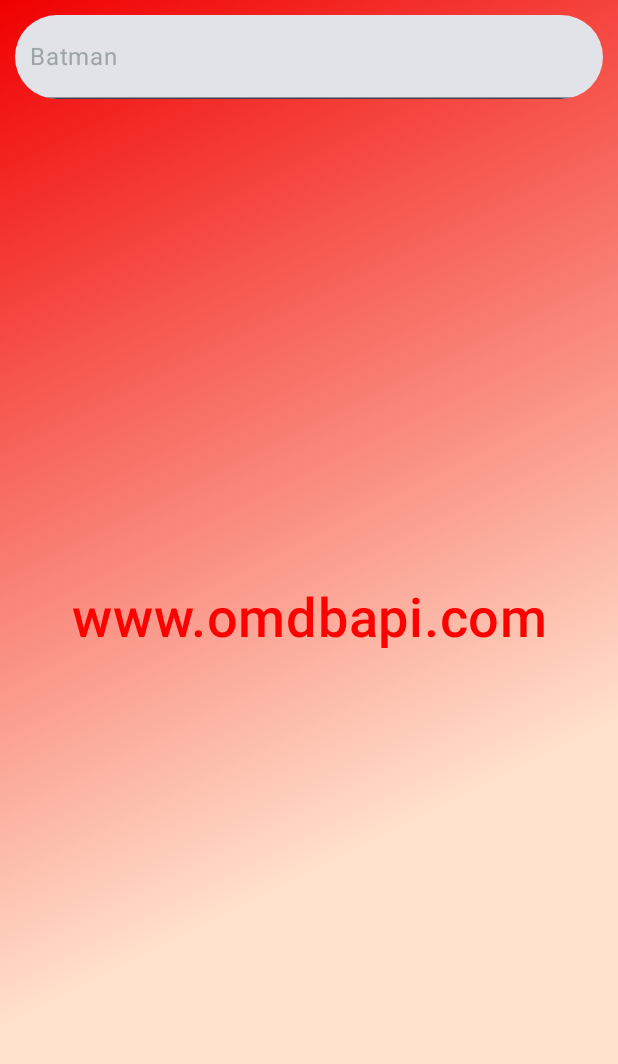
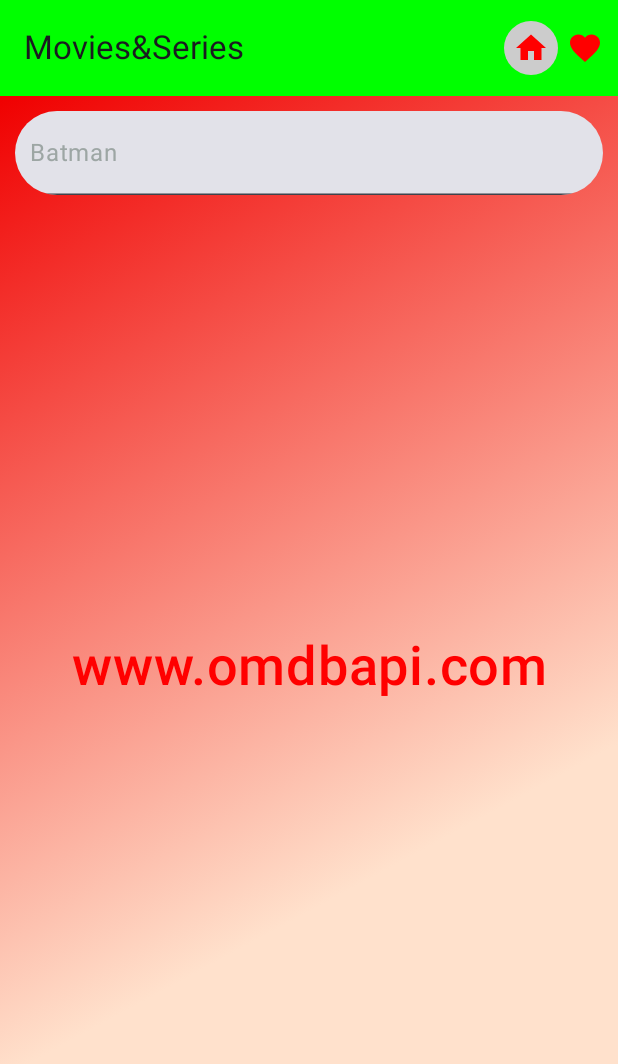
Before and after one commit to YusufAliHCGL/Movies-SeriesApp, an Android app built with Jetpack Compose: the screen it shows after launch (MainActivity), on a phone screen of 412 x 824 dp. Shown: the top 1064 px of the screen. Run offline under Robolectric (Android 15) with nearby library versions, the phone set to English and light mode, and no system bars; our stand-ins replace Dagger/Hilt's generated code.

Commit message:
Application bar added. Favorites screen has been created. Added switching between MoviesScreen and FavoritesScreen.

```diff
--- a/app/src/main/AndroidManifest.xml
+++ b/app/src/main/AndroidManifest.xml
@@ -14,7 +14,7 @@
         android:theme="@style/Theme.MoviesSeriesApp"
         tools:targetApi="31">
         <activity
-            android:name=".presentation.MainActivity"
+            android:name=".presentation.main.MainActivity"
             android:exported="true"
             android:label="@string/app_name"
             android:theme="@style/Theme.MoviesSeriesApp">
--- a/app/src/main/java/com/example/moviesseriesapp/presentation/Screen.kt
+++ b/app/src/main/java/com/example/moviesseriesapp/presentation/Screen.kt
@@ -3,4 +3,5 @@
 sealed class Screen(val route: String) {
     data object MoviesScreen: Screen("movies_screen")
     data object MovieDetailsScreen: Screen("movie_detail_screen")
+    data object FavoritesScreen: Screen("favorites_screen")
 }
--- /dev/null
+++ b/app/src/main/java/com/example/moviesseriesapp/presentation/main/AppBar.kt
@@ -0,0 +1,60 @@
+package com.example.moviesseriesapp.presentation.main
+
+import androidx.compose.foundation.background
+import androidx.compose.foundation.clickable
+import androidx.compose.foundation.layout.padding
+import androidx.compose.foundation.shape.CircleShape
+import androidx.compose.material.icons.Icons
+import androidx.compose.material.icons.filled.Favorite
+import androidx.compose.material.icons.filled.Home
+import androidx.compose.material3.ExperimentalMaterial3Api
+import androidx.compose.material3.Icon
+import androidx.compose.material3.Text
+import androidx.compose.material3.TopAppBar
+import androidx.compose.material3.TopAppBarDefaults
+import androidx.compose.runtime.Composable
+import androidx.compose.runtime.mutableStateOf
+import androidx.compose.runtime.remember
+import androidx.compose.ui.Modifier
+import androidx.compose.ui.graphics.Color
+import androidx.compose.ui.unit.dp
+import androidx.navigation.NavController
+import com.example.moviesseriesapp.presentation.Screen
+
+
+@OptIn(ExperimentalMaterial3Api::class)
+@Composable
+fun AppBar(navController: NavController) {
+    TopAppBar(title = {
+        Text(text = "Movies&Series")},
+        colors = TopAppBarDefaults.topAppBarColors(
+        Color.Green
+    ), actions = {
+        val screen = remember {
+            mutableStateOf(Screen.MoviesScreen.route)
+        }
+        Icon(imageVector = Icons.Default.Home, contentDescription = "ListScreen",
+                tint = Color.Red, modifier = Modifier.
+                background(
+                    if (screen.value == Screen.MoviesScreen.route) Color.LightGray else Color.Green, shape = CircleShape )
+                .clickable {
+                    if (screen.value != Screen.MoviesScreen.route) {
+                        navController.navigate(route = Screen.MoviesScreen.route)
+                        screen.value = Screen.MoviesScreen.route
+                    }
+                }.padding(6.dp))
+
+        Icon(imageVector = Icons.Default.Favorite, contentDescription = "Favorites",
+                tint = Color.Red, modifier = Modifier
+               .background(
+                    if (screen.value == Screen.FavoritesScreen.route) Color.LightGray else Color.Green, shape = CircleShape
+               ).clickable {
+                   if (screen.value != Screen.FavoritesScreen.route) {
+                       navController.navigate(route = Screen.FavoritesScreen.route)
+                       screen.value = Screen.FavoritesScreen.route
+                   }
+               }.padding(6.dp))
+
+
+    })
+}
--- a/app/src/main/java/com/example/moviesseriesapp/presentation/MainActivity.kt
+++ b/app/src/main/java/com/example/moviesseriesapp/presentation/main/MainActivity.kt
@@ -1,4 +1,4 @@
-package com.example.moviesseriesapp.presentation
+package com.example.moviesseriesapp.presentation.main
 
 import android.os.Bundle
 import androidx.activity.ComponentActivity
@@ -10,6 +10,8 @@
 import androidx.navigation.compose.NavHost
 import androidx.navigation.compose.composable
 import androidx.navigation.compose.rememberNavController
+import com.example.moviesseriesapp.presentation.Screen
+import com.example.moviesseriesapp.presentation.favorites.FavoritesScreen
 import com.example.moviesseriesapp.presentation.movie_details.views.MovieDetailsScreen
 import com.example.moviesseriesapp.presentation.movies.views.MoviesScreen
 import com.example.moviesseriesapp.presentation.ui.theme.MoviesSeriesAppTheme
@@ -23,8 +25,8 @@
         enableEdgeToEdge()
         setContent {
             MoviesSeriesAppTheme {
-                Scaffold(modifier = Modifier.fillMaxSize()) { innerPadding ->
-                    val navController = rememberNavController()
+                val navController = rememberNavController()
+                Scaffold(modifier = Modifier.fillMaxSize(), topBar = { AppBar(navController = navController) }) { innerPadding ->
                     NavHost(navController = navController, startDestination = Screen.MoviesScreen.route) {
                         composable(route = Screen.MoviesScreen.route) {
                                 MoviesScreen(paddingValues = innerPadding, navController = navController)
@@ -32,6 +34,9 @@
                         composable(route = Screen.MovieDetailsScreen.route+"/{${IMDB_ID}}") {
                                MovieDetailsScreen(paddingValues = innerPadding)
                         }
+                        composable(route = Screen.FavoritesScreen.route) {
+                                FavoritesScreen()
+                        }
                     }
                 }
             }
--- a/app/src/main/java/com/example/moviesseriesapp/presentation/movies/MoviesViewModel.kt
+++ b/app/src/main/java/com/example/moviesseriesapp/presentation/movies/MoviesViewModel.kt
@@ -1,9 +1,6 @@
 package com.example.moviesseriesapp.presentation.movies
-
 import androidx.compose.runtime.State
 import androidx.compose.runtime.mutableStateOf
-import androidx.compose.ui.text.toLowerCase
-import androidx.compose.ui.text.toUpperCase
 import androidx.lifecycle.ViewModel
 import androidx.lifecycle.viewModelScope
 import com.example.moviesseriesapp.domain.use_case.get_movies.GetMoviesUseCase
@@ -12,7 +9,6 @@
 import dagger.hilt.android.lifecycle.HiltViewModel
 import kotlinx.coroutines.flow.launchIn
 import kotlinx.coroutines.flow.onEach
-import java.util.Locale
 import javax.inject.Inject
 
 @HiltViewModel
```
Also changed, not shown: app/src/main/java/com/example/moviesseriesapp/presentation/favorites/FavoritesScreen.kt (added, +15 -0 lines).
